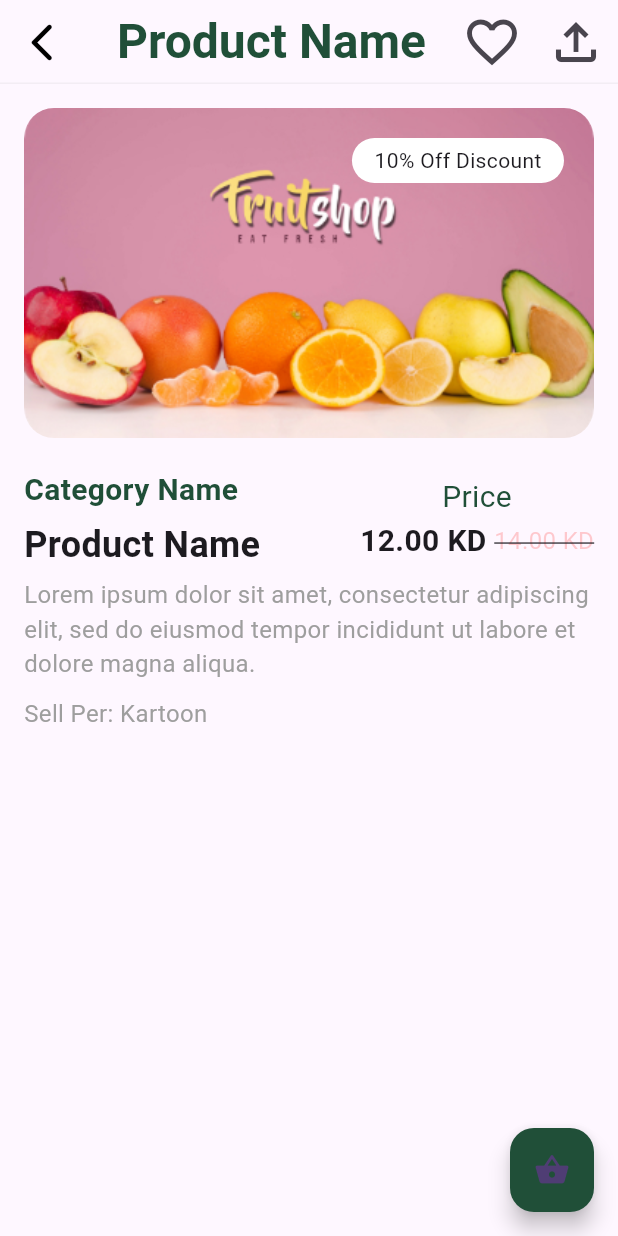
After one commit to elne7/Fruits-App, a Flutter app: the ProductViewBody screen opened directly, on a phone screen of 412 x 824 dp. The commit adds this screen. Run offline on Flutter 3.47's test engine with Material 3 defaults, Android fonts, the phone set to English and light mode, and no system bars.

Commit message:
- Create Customized_App_Bar_Title. - Create Product_View. - Fix some of Home_View issuse

```diff
--- /dev/null
+++ b/lib/core/widgets/app_bar_title.dart
@@ -0,0 +1,20 @@
+import 'package:flutter/material.dart';
+import 'package:fruits_app/core/constants/colors.dart';
+
+class AppBarTitle extends StatelessWidget {
+  const AppBarTitle({super.key, this.title});
+
+  final String? title;
+
+  @override
+  Widget build(BuildContext context) {
+    return Text(
+      title ?? 'Fruit Market',
+      style: TextStyle(
+        color: kPrimaryColor,
+        fontSize: 32,
+        fontWeight: FontWeight.bold,
+      ),
+    );
+  }
+}
--- a/lib/features/home/presentation/widgets/home_view_body.dart
+++ b/lib/features/home/presentation/widgets/home_view_body.dart
@@ -1,5 +1,6 @@
 import 'package:flutter/material.dart';
 import 'package:fruits_app/core/constants/colors.dart';
+import 'package:fruits_app/core/widgets/app_bar_title.dart';
 import 'package:fruits_app/core/widgets/custom_no_icon_button.dart';
 import 'package:fruits_app/features/home/presentation/widgets/custom_categoies_list.dart';
 import 'package:fruits_app/features/home/presentation/widgets/filter_drop_down_menu.dart';
@@ -20,14 +21,7 @@ class _HomeViewBodyState extends State<HomeViewBody> {
   Widget build(BuildContext context) {
     return Scaffold(
       appBar: AppBar(
-        title: const Text(
-          'Fruit Market',
-          style: TextStyle(
-            color: kPrimaryColor,
-            fontSize: 32,
-            fontWeight: FontWeight.bold,
-          ),
-        ),
+        title: AppBarTitle(),
         shape: Border(
           bottom: BorderSide(color: Colors.grey.withAlpha(30), width: 1.0),
         ),
@@ -123,6 +117,7 @@ Future<void> _filterdialogBuilder(BuildContext context) {
         content: Column(
           mainAxisAlignment: MainAxisAlignment.start,
           crossAxisAlignment: CrossAxisAlignment.start,
+          mainAxisSize: MainAxisSize.min,
           children: [
             Row(
               children: [
@@ -138,7 +133,6 @@ Future<void> _filterdialogBuilder(BuildContext context) {
             FilterDropDownMenu(),
             const SizedBox(height: 10),
             RadioButtonsSection(),
-            const SizedBox(height: 10),
           ],
         ),
         actions: <Widget>[
--- a/lib/features/home/presentation/widgets/offers_page_view.dart
+++ b/lib/features/home/presentation/widgets/offers_page_view.dart
@@ -14,7 +14,7 @@ class OffersPageView extends StatelessWidget {
   @override
   Widget build(BuildContext context) {
     return SizedBox(
-      height: 120,
+      height: 150,
       child: PageView.builder(
         itemCount: images.length,
         itemBuilder: (context, index) {
--- /dev/null
+++ b/lib/features/product/presentation/views/product_view.dart
@@ -0,0 +1,11 @@
+import 'package:flutter/material.dart';
+import 'package:fruits_app/features/product/presentation/widgets/product_view_body.dart';
+
+class ProductView extends StatelessWidget {
+  const ProductView({super.key});
+
+  @override
+  Widget build(BuildContext context) {
+    return ProductViewBody();
+  }
+}
--- /dev/null
+++ b/lib/features/product/presentation/widgets/product_img.dart
@@ -0,0 +1,37 @@
+import 'package:flutter/material.dart';
+
+class ProductImg extends StatelessWidget {
+  const ProductImg({super.key});
+
+  @override
+  Widget build(BuildContext context) {
+    return Container(
+      height: 220,
+      width: double.infinity,
+      decoration: BoxDecoration(
+        borderRadius: BorderRadius.circular(20),
+        image: const DecorationImage(
+          image: AssetImage('assets/imgs/product img.png'),
+          fit: BoxFit.cover,
+        ),
+      ),
+      child: Stack(
+        children: [
+          Positioned(
+            top: 20,
+            right: 20,
+            child: Container(
+              // height: 40,
+              padding: const EdgeInsets.symmetric(horizontal: 15, vertical: 5),
+              decoration: BoxDecoration(
+                color: Colors.white,
+                borderRadius: BorderRadius.circular(24),
+              ),
+              child: Center(child: Text('10% Off Discount')),
+            ),
+          ),
+        ],
+      ),
+    );
+  }
+}
--- /dev/null
+++ b/lib/features/product/presentation/widgets/product_view_body.dart
@@ -0,0 +1,134 @@
+import 'package:flutter/material.dart';
+import 'package:fruits_app/core/constants/colors.dart';
+import 'package:fruits_app/core/widgets/app_bar_title.dart';
+import 'package:fruits_app/features/product/presentation/widgets/product_img.dart';
+
+class ProductViewBody extends StatefulWidget {
+  const ProductViewBody({super.key});
+
+  @override
+  State<ProductViewBody> createState() => _ProductViewBodyState();
+}
+
+class _ProductViewBodyState extends State<ProductViewBody> {
+  @override
+  Widget build(BuildContext context) {
+    return Scaffold(
+      appBar: AppBar(
+        title: AppBarTitle(title: 'Product Name'),
+        centerTitle: true,
+        shape: Border(
+          bottom: BorderSide(color: Colors.grey.withAlpha(30), width: 1.0),
+        ),
+        leading: IconButton(
+          icon: const Icon(
+            Icons.arrow_back_ios_new_rounded,
+            color: Colors.black,
+            size: 30,
+          ),
+          onPressed: () {
+            Navigator.pop(context);
+          },
+        ),
+        actions: [
+          IconButton(
+            icon: const Icon(Icons.favorite_border, size: 40),
+            onPressed: () {},
+          ),
+          IconButton(
+            icon: const Icon(Icons.file_upload_outlined, size: 40),
+            onPressed: () {},
+          ),
+        ],
+      ),
+      body: Padding(
+        padding: const EdgeInsets.all(16.0),
+        child: Column(
+          crossAxisAlignment: CrossAxisAlignment.start,
+          mainAxisAlignment: MainAxisAlignment.start,
+          children: [
+            ProductImg(),
+            const SizedBox(height: 20),
+            Row(
+              mainAxisAlignment: MainAxisAlignment.spaceBetween,
+              children: [
+                Column(
+                  crossAxisAlignment: CrossAxisAlignment.start,
+                  mainAxisAlignment: MainAxisAlignment.center,
+                  children: [
+                    const Text(
+                      'Category Name',
+                      style: TextStyle(
+                        fontSize: 20,
+                        color: kPrimaryColor,
+                        fontWeight: FontWeight.bold,
+                      ),
+                    ),
+                    const SizedBox(height: 5),
+                    const Text(
+                      'Product Name',
+                      style: TextStyle(
+                        fontSize: 24,
+                        fontWeight: FontWeight.bold,
+                      ),
+                    ),
+                  ],
+                ),
+                Column(
+                  crossAxisAlignment: CrossAxisAlignment.center,
+                  mainAxisAlignment: MainAxisAlignment.center,
+                  children: [
+                    const Text(
+                      'Price',
+                      style: TextStyle(fontSize: 20, color: kPrimaryColor),
+                    ),
+                    Row(
+                      children: [
+                        const Text(
+                          '12.00 KD',
+                          style: TextStyle(
+                            fontSize: 20,
+                            fontWeight: FontWeight.bold,
+                          ),
+                        ),
+                        const SizedBox(width: 5),
+                        Text(
+                          '14.00 KD',
+                          style: TextStyle(
+                            fontSize: 16,
+                            color: kRedColor.withAlpha(70),
+                            decoration: TextDecoration.lineThrough,
+                          ),
+                        ),
+                      ],
+                    ),
+                  ],
+                ),
+              ],
+            ),
+            const SizedBox(height: 5),
+            Wrap(
+              children: [
+                Text(
+                  'Lorem ipsum dolor sit amet, consectetur adipiscing elit, sed do eiusmod tempor incididunt ut labore et dolore magna aliqua.',
+                  style: TextStyle(fontSize: 16, color: Colors.grey),
+                ),
+              ],
+            ),
+            const SizedBox(height: 10),
+            Text(
+              'Sell Per: Kartoon',
+              style: TextStyle(fontSize: 16, color: Colors.grey),
+            ),
+            const SizedBox(height: 10),
+          ],
+        ),
+      ),
+      floatingActionButton: FloatingActionButton(
+        onPressed: () {},
+        backgroundColor: kPrimaryColor,
+        child: const Icon(Icons.shopping_basket_rounded),
+      ),
+    );
+  }
+}
--- a/lib/features/seller_view/presentation/widgets/seller_view_body.dart
+++ b/lib/features/seller_view/presentation/widgets/seller_view_body.dart
@@ -1,5 +1,5 @@
 import 'package:flutter/material.dart';
-import 'package:fruits_app/core/constants/colors.dart';
+import 'package:fruits_app/core/widgets/app_bar_title.dart';
 import 'package:fruits_app/features/home/presentation/widgets/custom_categoies_list.dart';
 import 'package:fruits_app/features/home/presentation/widgets/seller_item.dart';
 import 'package:fruits_app/features/seller_view/presentation/widgets/product_item.dart';
@@ -16,14 +16,7 @@ class _SellerViewBodyState extends State<SellerViewBody> {
   Widget build(BuildContext context) {
     return Scaffold(
       appBar: AppBar(
-        title: const Text(
-          'Fruit Market',
-          style: TextStyle(
-            color: kPrimaryColor,
-            fontSize: 32,
-            fontWeight: FontWeight.bold,
-          ),
-        ),
+        title: AppBarTitle(),
         centerTitle: true,
         shape: Border(
           bottom: BorderSide(color: Colors.grey.withAlpha(50), width: 1.0),
--- a/lib/main.dart
+++ b/lib/main.dart
@@ -1,9 +1,11 @@
 import 'package:flutter/material.dart';
+import 'package:fruits_app/features/home/presentation/widgets/home_view_body.dart';
+import 'package:fruits_app/features/product/presentation/widgets/product_view_body.dart';
 // import 'package:fruits_app/features/favorite/presentation/widgets/favorites_view_body.dart';
 // import 'package:fruits_app/features/contact_us/presentation/views/contact_us_view.dart';
 // import 'package:fruits_app/features/terms&conditions/terms_view.dart';
 // import 'package:fruits_app/features/home/presentation/widgets/home_view_body.dart';
-import 'package:fruits_app/features/seller_view/presentation/widgets/seller_view_body.dart';
+// import 'package:fruits_app/features/seller_view/presentation/widgets/seller_view_body.dart';
 // import 'package:fruits_app/features/registeration/presentation/views/otp_confirmation_view.dart';
 // import 'package:fruits_app/features/registeration/presentation/views/sign_up_view.dart';
 // import 'package:fruits_app/features/registeration/presentation/widgets/data_sign_in_view_body.dart';
@@ -27,7 +29,7 @@ class MyApp extends StatelessWidget {
       theme: ThemeData(
         colorScheme: ColorScheme.fromSeed(seedColor: Colors.deepPurple),
       ),
-      home: const SellerViewBody(),
+      home: const HomeViewBody(),
     );
   }
 }
```
Also changed, not shown: assets/imgs/product img.png (added).
